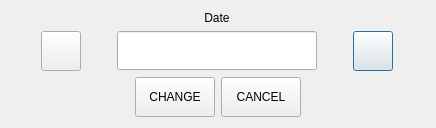
Above: Waiter/dlgshiftrotation.ui from End1-1/Cafe5 before the change. Below: the same form after it.
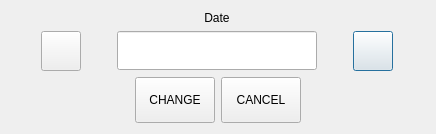
That is the form after the change. Icons and pictures are not drawn. Custom widgets are drawn as their Qt base class.

What changed in the file:
```diff
--- a/Waiter/dlgshiftrotation.ui
+++ b/Waiter/dlgshiftrotation.ui
@@ -7,7 +7,7 @@
     <x>0</x>
     <y>0</y>
     <width>436</width>
-    <height>127</height>
+    <height>134</height>
    </rect>
   </property>
   <property name="windowTitle">
```
Left out of the diff: 10 changed lines with no effect on the pictures.
